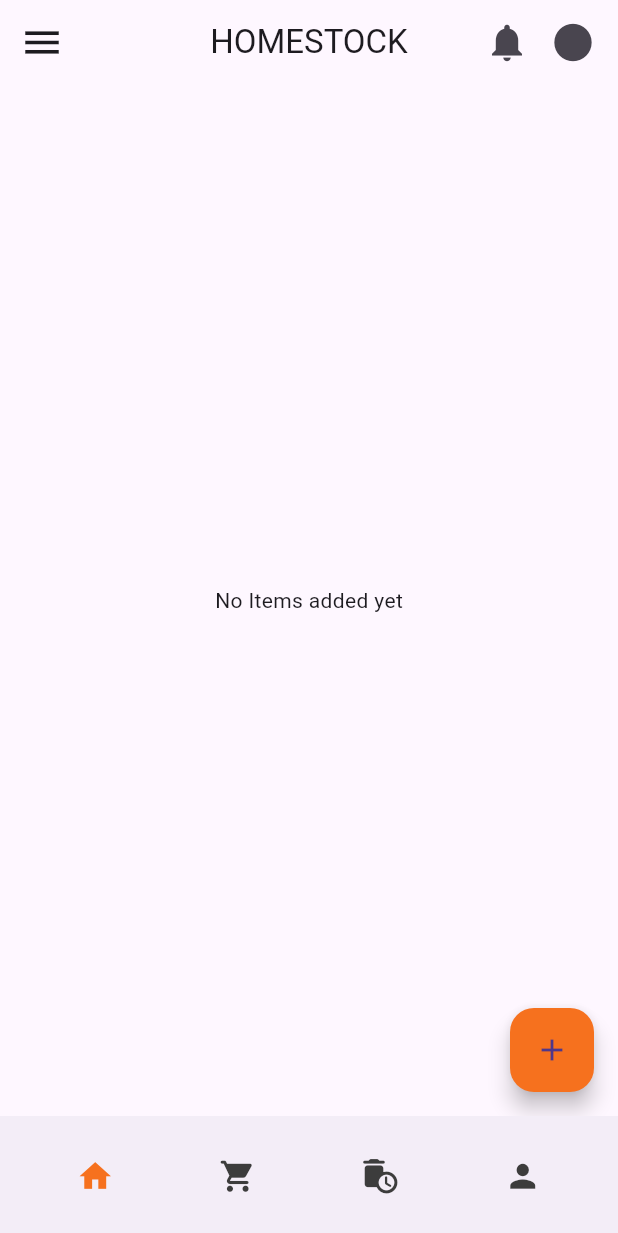
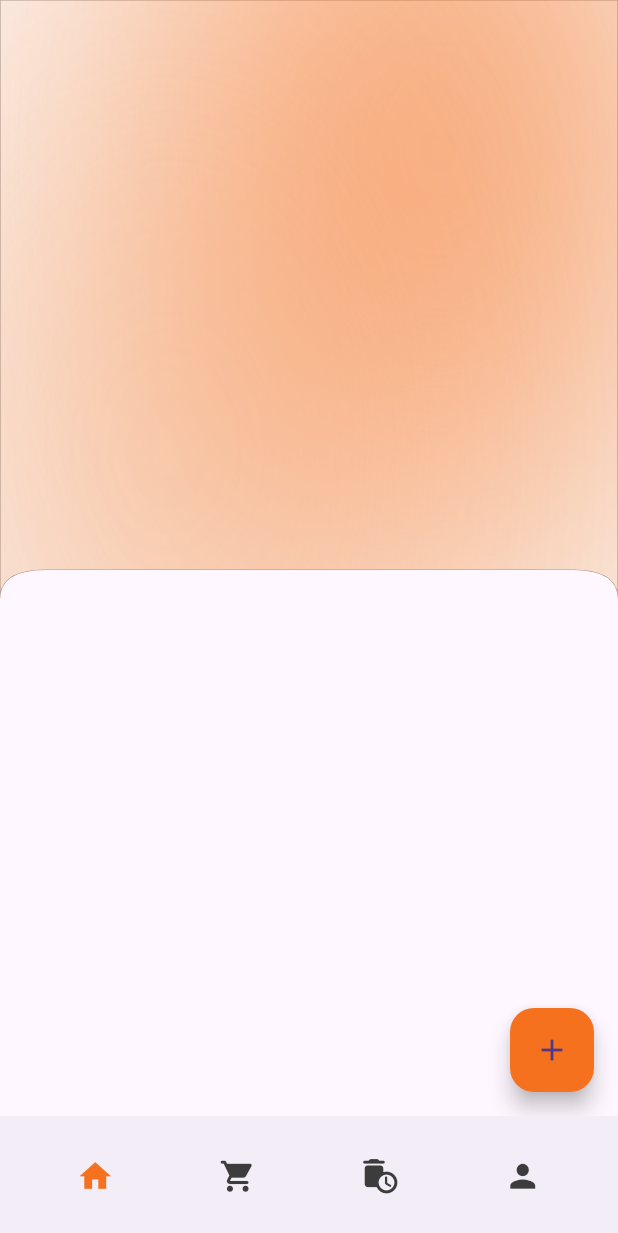
Before and after one commit to TanmayN22/HOMESTOCK, a Flutter app: the screen it shows after launch, on a phone screen of 412 x 824 dp. Shown: the top 1233 px of the screen. Run offline on Flutter 3.47's test engine with Material 3 defaults, Android fonts, the light colour scheme and no system bars; our stand-ins replace sqflite; accounts and stored records are empty.

Commit message:
whole lot of changes to ui and utils and widgets

```diff
--- a/home_stock/lib/utils/app_colors.dart
+++ b/home_stock/lib/utils/themes/app_colors.dart
@@ -6,5 +6,6 @@ class AppColors {
   static const Color tertiaryColor = Color.fromARGB(255, 109, 151, 115);
   static const Color errorColor = Color.fromARGB(255, 211, 47, 47);
   static const Color neutralColor = Color.fromARGB(255, 60, 60, 60);
-  static const Color neutralVariantColor = Color.fromARGB(255, 168, 168, 168);
+  static const Color neutralVariantColor = Color.fromRGBO(168, 168, 168, 1);
+  static Color? whitecolor = Colors.grey[50];
 }
--- a/home_stock/lib/views/home_view.dart
+++ b/home_stock/lib/views/home_view.dart
@@ -1,7 +1,8 @@
 import 'package:flutter/material.dart';
 import 'package:home_stock/database/db_helper.dart';
+import 'package:home_stock/widgets/custom_shapes/primary_header_container.dart';
 import '../widgets/bottom_sheet_add_widget.dart';
-import '../utils/app_colors.dart';
+import '../utils/themes/app_colors.dart';
 import '../models/item_model.dart';
 
 class HomePage extends StatefulWidget {
@@ -38,67 +39,17 @@ class _HomePageState extends State<HomePage> {
   @override
   Widget build(BuildContext context) {
     return Scaffold(
-      appBar: AppBar(
-        centerTitle: true,
-        title: const Text('HOMESTOCK'),
-        leading: IconButton(
-          onPressed: () {},
-          icon: const Icon(Icons.menu, size: 30),
+      body: const SingleChildScrollView(
+        child: Column(
+          children: [
+            PrimaryHeaderContainer(
+              child: Column(
+                children: [],
+              ),
+            ),
+          ],
         ),
-        actions: [
-          IconButton(
-            onPressed: () {},
-            icon: const Icon(Icons.notifications, size: 30),
-          ),
-          const SizedBox(width: 5),
-          const Icon(Icons.circle, size: 30),
-          const SizedBox(width: 15)
-        ],
       ),
-      body: allItems.isNotEmpty
-          ? ListView.builder(
-              itemCount: allItems.length,
-              itemBuilder: (context, index) {
-                final item = allItems[index];
-                return ListTile(
-                  leading: Text('${index + 1}'),
-                  title: Text(item.name),
-                  subtitle: Text(item.category),
-                  trailing: SizedBox(
-                    width: 96,
-                    child: Row(
-                      mainAxisAlignment: MainAxisAlignment.center,
-                      children: [
-                        IconButton(
-                          onPressed: () {
-                            showModalBottomSheet(
-                              context: context,
-                              builder: (context) => BottomSheetView(item: item),
-                            ).then((_) {
-                              debugPrint('Fetching items');
-                              _fetchItems();
-                            });
-                          },
-                          icon: const Icon(Icons.edit),
-                        ),
-                        IconButton(
-                          onPressed: () async {
-                            bool check = await DBHelper.instance.deleteItem(
-                              sno: item.serialNumber!,
-                            );
-                            if (check) {
-                              _fetchItems();
-                            }
-                          },
-                          icon: const Icon(Icons.delete),
-                        ),
-                      ],
-                    ),
-                  ),
-                );
-              },
-            )
-          : const Center(child: Text('No Items added yet')),
       floatingActionButton: FloatingActionButton(
         backgroundColor: AppColors.primaryColor,
         onPressed: () async {
--- a/home_stock/lib/widgets/bottom_nav_bar.dart
+++ b/home_stock/lib/widgets/bottom_nav_bar.dart
@@ -1,5 +1,5 @@
 import 'package:flutter/material.dart';
-import '../utils/app_colors.dart';
+import '../utils/themes/app_colors.dart';
 
 // Custom Bottom Navigation Bar Widget
 class CustomBottomNavBar extends StatelessWidget {
--- a/home_stock/lib/widgets/bottom_sheet_add_widget.dart
+++ b/home_stock/lib/widgets/bottom_sheet_add_widget.dart
@@ -1,9 +1,9 @@
 // ignore_for_file: non_constant_identifier_names, use_build_context_synchronously
 import 'package:flutter/material.dart';
 import 'package:home_stock/database/db_helper.dart'; // Database Helper
-import 'package:home_stock/utils/validation_utils.dart'; // Validation Utility
-import 'package:home_stock/utils/date_picker_helper.dart'; // Date Picker Utility
-import '../utils/app_colors.dart';
+import 'package:home_stock/utils/helpers/validation_utils.dart'; // Validation Utility
+import 'package:home_stock/utils/helpers/date_picker_helper.dart'; // Date Picker Utility
+import '../utils/themes/app_colors.dart';
 import '../models/item_model.dart';
 
 class BottomSheetView extends StatefulWidget {
--- /dev/null
+++ b/home_stock/lib/widgets/curved_edges_widget.dart
@@ -0,0 +1,19 @@
+import 'package:flutter/material.dart';
+import 'package:home_stock/widgets/custom_shapes/curved_edges.dart';
+
+class CurvedEdgesWidget extends StatelessWidget {
+  const CurvedEdgesWidget({
+    super.key,
+    this.child,
+  });
+
+  final Widget? child;
+
+  @override
+  Widget build(BuildContext context) {
+    return ClipPath(
+      clipper: CustomCurvedEdges(),
+      child: child,
+    );
+  }
+}
--- /dev/null
+++ b/home_stock/lib/widgets/custom_shapes/circular_shape.dart
@@ -0,0 +1,34 @@
+import 'package:flutter/material.dart';
+import 'package:home_stock/utils/themes/app_colors.dart';
+
+class CircularContainer extends StatelessWidget {
+  const CircularContainer({
+    super.key,
+    this.widht = 400,
+    this.height = 400,
+    this.radius = 400,
+    this.padding = 0,
+    this.child,
+    this.backgroundColor = AppColors.primaryColor,
+  });
+
+  final double? widht;
+  final double? height;
+  final double radius;
+  final double padding;
+  final Widget? child;
+  final Color backgroundColor;
+
+  @override
+  Widget build(BuildContext context) {
+    return Container(
+      width: widht,
+      height: height,
+      padding: EdgeInsets.all(padding),
+      decoration: BoxDecoration(
+        borderRadius: BorderRadius.circular(radius),
+        color: backgroundColor,
+      ),
+    );
+  }
+}
--- /dev/null
+++ b/home_stock/lib/widgets/custom_shapes/curved_edge_border.dart
@@ -0,0 +1,54 @@
+import 'package:flutter/material.dart';
+
+class CurvedBorderShape extends ShapeBorder {
+  final double borderWidth;
+  final Color borderColor;
+
+  const CurvedBorderShape({
+    this.borderWidth = 0.75,
+    this.borderColor = Colors.grey,
+  });
+
+  @override
+  EdgeInsetsGeometry get dimensions => EdgeInsets.zero;
+
+  @override
+  Path getInnerPath(Rect rect, {TextDirection? textDirection}) {
+    return getOuterPath(rect, textDirection: textDirection);
+  }
+
+  @override
+  Path getOuterPath(Rect rect, {TextDirection? textDirection}) {
+    var path = Path();
+    path.lineTo(0, rect.height);
+
+    final firstCurve = Offset(0, rect.height - 20);
+    final lastCurve = Offset(30, rect.height - 20);
+    path.quadraticBezierTo(firstCurve.dx, firstCurve.dy, lastCurve.dx, lastCurve.dy);
+
+    final secondfirstCurve = Offset(0, rect.height - 20);
+    final secondlastCurve = Offset(rect.width - 30, rect.height - 20);
+    path.quadraticBezierTo(secondfirstCurve.dx, secondfirstCurve.dy, secondlastCurve.dx, secondlastCurve.dy);
+
+    final thirdfirstCurve = Offset(rect.width, rect.height - 20);
+    final thirdlastCurve = Offset(rect.width, rect.height);
+    path.quadraticBezierTo(thirdfirstCurve.dx, thirdfirstCurve.dy, thirdlastCurve.dx, thirdlastCurve.dy);
+
+    path.lineTo(rect.width, 0);
+    path.close();
+    return path;
+  }
+
+  @override
+  void paint(Canvas canvas, Rect rect, {TextDirection? textDirection}) {
+    final paint = Paint()
+      ..style = PaintingStyle.stroke
+      ..strokeWidth = borderWidth
+      ..color = borderColor;
+
+    canvas.drawPath(getOuterPath(rect, textDirection: textDirection), paint);
+  }
+
+  @override
+  ShapeBorder scale(double t) => this;
+}
--- /dev/null
+++ b/home_stock/lib/widgets/custom_shapes/curved_edges.dart
@@ -0,0 +1,31 @@
+// Keep your original CustomCurvedEdges class as is
+import 'package:flutter/material.dart';
+
+class CustomCurvedEdges extends CustomClipper<Path> {
+  @override
+  Path getClip(Size size) {
+    var path = Path();
+    path.lineTo(0, size.height);
+
+    final firstCurve = Offset(0, size.height - 20);
+    final lastCurve = Offset(30, size.height - 20);
+    path.quadraticBezierTo(firstCurve.dx, firstCurve.dy, lastCurve.dx, lastCurve.dy);
+
+    final secondfirstCurve = Offset(0, size.height - 20);
+    final secondlastCurve = Offset(size.width - 30, size.height - 20);
+    path.quadraticBezierTo(secondfirstCurve.dx, secondfirstCurve.dy, secondlastCurve.dx, secondlastCurve.dy);
+
+    final thirdfirstCurve = Offset(size.width, size.height - 20);
+    final thirdlastCurve = Offset(size.width, size.height);
+    path.quadraticBezierTo(thirdfirstCurve.dx, thirdfirstCurve.dy, thirdlastCurve.dx, thirdlastCurve.dy);
+
+    path.lineTo(size.width, 0);
+    path.close();
+    return path;
+  }
+
+  @override
+  bool shouldReclip(covariant CustomClipper<Path> oldClipper) {
+    return true;
+  }
+}
--- /dev/null
+++ b/home_stock/lib/widgets/custom_shapes/primary_header_container.dart
@@ -0,0 +1,55 @@
+import 'dart:ui';
+
+import 'package:flutter/material.dart';
+import 'package:home_stock/utils/themes/app_colors.dart';
+import 'package:home_stock/widgets/curved_edges_widget.dart';
+import 'package:home_stock/widgets/custom_shapes/circular_shape.dart';
+import 'package:home_stock/widgets/custom_shapes/curved_edge_border.dart';
+
+class PrimaryHeaderContainer extends StatelessWidget {
+  const PrimaryHeaderContainer({
+    super.key, required this.child,
+  });
+
+  final Widget child;
+
+  @override
+  Widget build(BuildContext context) {
+    return CurvedEdgesWidget(
+      child: Container(
+        height: 400,
+        decoration: ShapeDecoration(
+          shape: const CurvedBorderShape(),
+          color: AppColors.whitecolor,
+        ),
+        padding: const EdgeInsets.all(0),
+        child: SizedBox(
+          child: Stack(
+            children: [
+              Positioned(
+                top: -100,
+                right: -80,
+                child: ImageFiltered(
+                  imageFilter: ImageFilter.blur(sigmaX: 100, sigmaY: 200),
+                  child: CircularContainer(
+                    backgroundColor: AppColors.primaryColor.withOpacity(0.8),
+                  ),
+                ),
+              ),
+              Positioned(
+                top: 100,
+                right: 100,
+                child: ImageFiltered(
+                  imageFilter: ImageFilter.blur(sigmaX: 100, sigmaY: 200),
+                  child: CircularContainer(
+                    backgroundColor: AppColors.primaryColor.withOpacity(0.4),
+                  ),
+                ),
+              ),
+            ],
+          ),
+        ),
+      ),
+    );
+  }
+}
```
Also changed, not shown: home_stock/lib/utils/constants/sizes.dart (added, +40 -0 lines), home_stock/lib/utils/themes/theme.dart (added, +69 -0 lines), home_stock/lib/widgets/appbar.dart (added, +14 -0 lines), home_stock/lib/utils/helpers/date_picker_helper.dart (renamed from home_stock/lib/utils/date_picker_helper.dart), home_stock/lib/utils/helpers/validation_utils.dart (renamed from home_stock/lib/utils/validation_utils.dart), home_stock/lib/widgets/app_bar_widget.dart (added).
